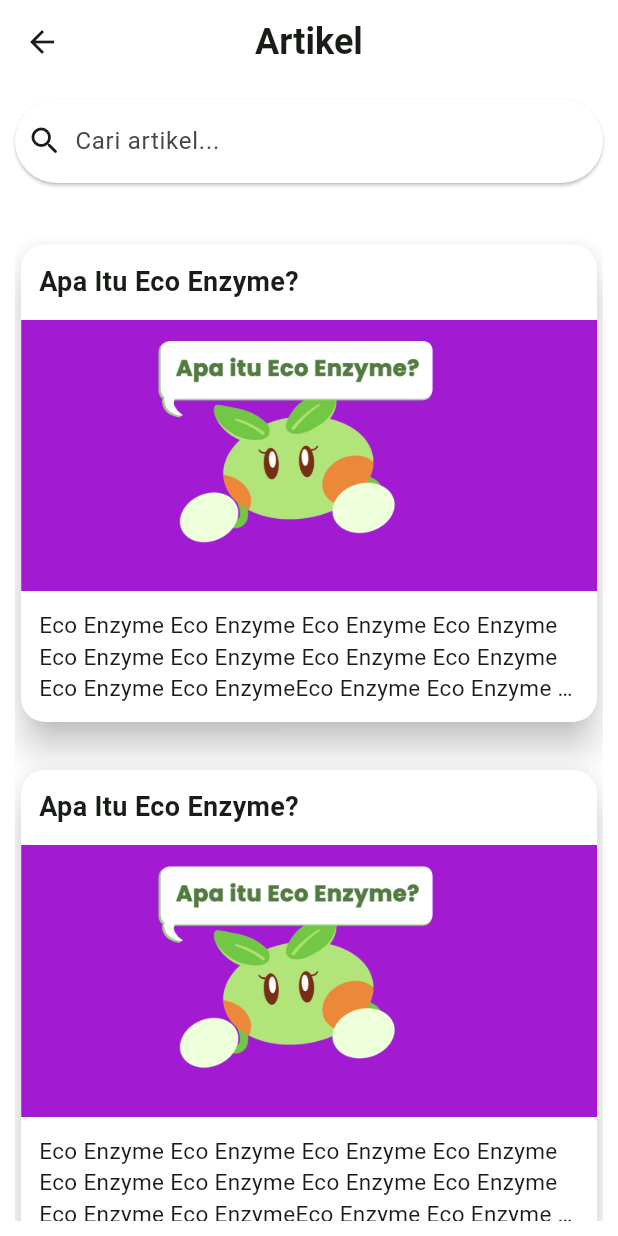
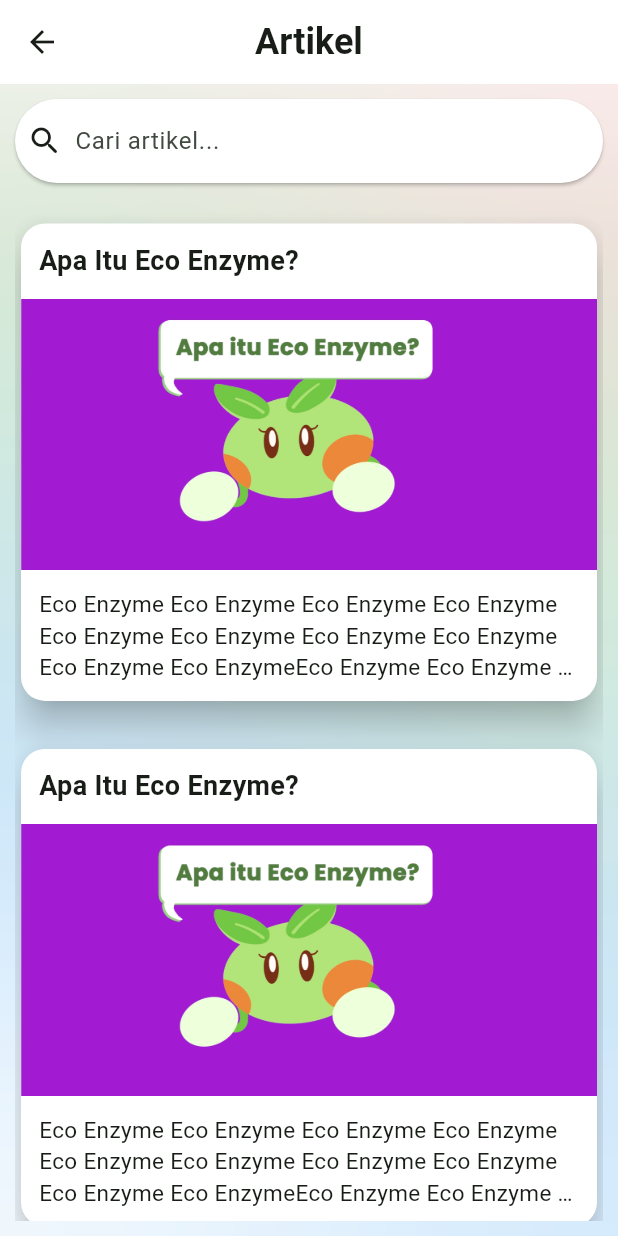
Before and after one commit to gabriell74/EcoZyne-Mobile-302, a Flutter app: the ArticlesScreen screen opened by its route, on a phone screen of 412 x 824 dp. Run offline on Flutter 3.47's test engine with Material 3 defaults, Android fonts, the phone set to English and light mode, and no system bars; our stand-ins replace dio; accounts and stored records are empty.

```diff
--- a/lib/features/articles/screens/articles_screen.dart
+++ b/lib/features/articles/screens/articles_screen.dart
@@ -1,3 +1,4 @@
+import 'package:ecozyne_mobile/core/widgets/app_background.dart';
 import 'package:ecozyne_mobile/core/widgets/custom_text.dart';
 import 'package:ecozyne_mobile/features/articles/widgets/article_card.dart';
 import 'package:ecozyne_mobile/features/articles/widgets/search_article.dart';
@@ -11,21 +12,16 @@ class ArticlesScreen extends StatelessWidget {
     return Scaffold(
       appBar: AppBar(
         centerTitle: true,
-        title: CustomText(
-          "Artikel",
-          fontWeight: FontWeight.bold,
-          fontSize: 24,
+        title: CustomText("Artikel", fontWeight: FontWeight.bold, fontSize: 24),
       ),
-      ),
-      body: Padding(
+      body: AppBackground(
+        child: Padding(
           padding: const EdgeInsets.all(10.0),
           child: Column(
             children: [
-            SearchArticle(
+              SearchArticle(),
 
-            ),
-
-            const SizedBox(height: 25),
+              const SizedBox(height: 11),
 
               Expanded(
                 child: ListView.builder(
@@ -41,6 +37,7 @@ class ArticlesScreen extends StatelessWidget {
             ],
           ),
         ),
+      ),
     );
   }
 }
--- a/lib/features/dashboard/screens/dashboard_screen.dart
+++ b/lib/features/dashboard/screens/dashboard_screen.dart
@@ -31,7 +31,6 @@ class DashboardScreen extends StatelessWidget {
             const CategoryMenu(),
 
             const ArticleList(),
-
           ],
         ),
       ),
```
Also changed, not shown: lib/features/dashboard/widgets/article_list.dart (+8 -6 lines). Lines whose indentation alone changed are shown as unchanged.
